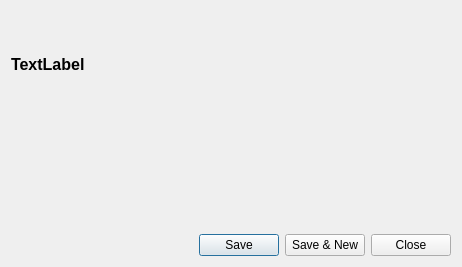
Before: the Qt Designer form rave/framework/baseentitydetaildlg.ui in pgathogo/raven, drawn with Qt 5.
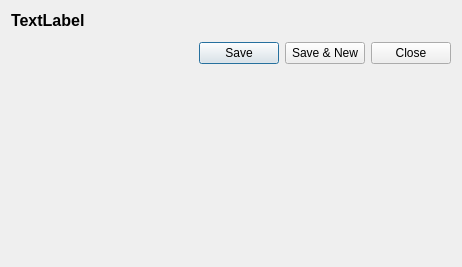
After: the same form once the commit is applied.

Patch:
```diff
--- a/rave/framework/baseentitydetaildlg.ui
+++ b/rave/framework/baseentitydetaildlg.ui
@@ -73,6 +73,19 @@
      </item>
     </layout>
    </item>
+   <item>
+    <spacer name="verticalSpacer">
+     <property name="orientation">
+      <enum>Qt::Vertical</enum>
+     </property>
+     <property name="sizeHint" stdset="0">
+      <size>
+       <width>20</width>
+       <height>40</height>
+      </size>
+     </property>
+    </spacer>
+   </item>
   </layout>
  </widget>
  <resources/>
```
Left out of the diff: 7 changed lines with no effect on the pictures.
